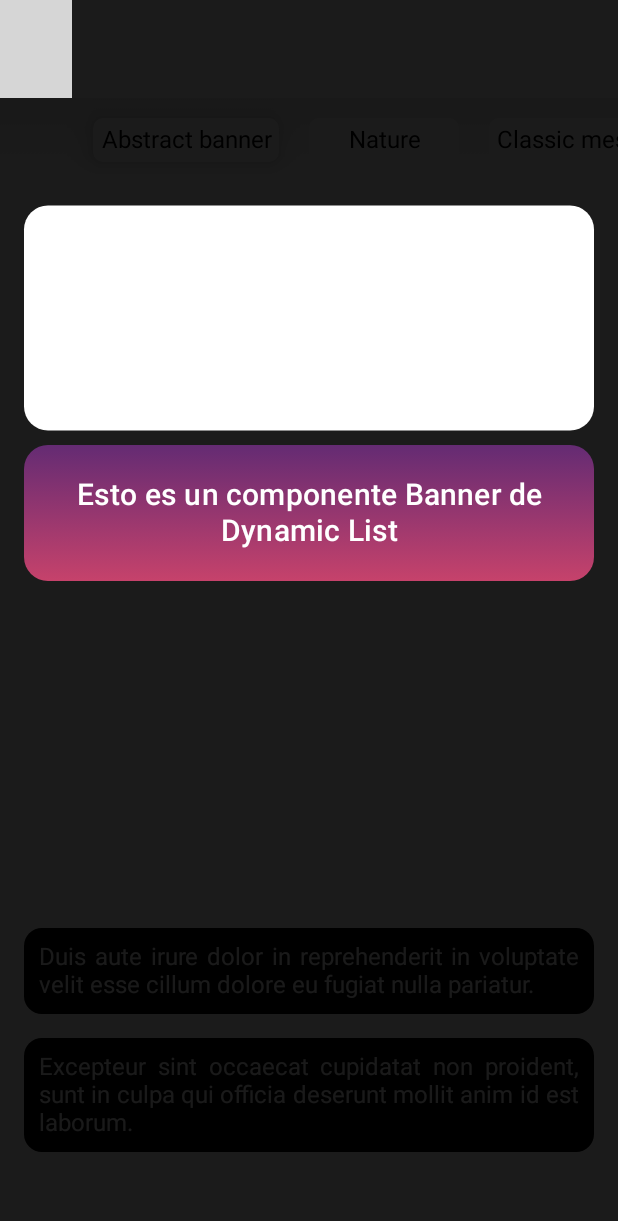
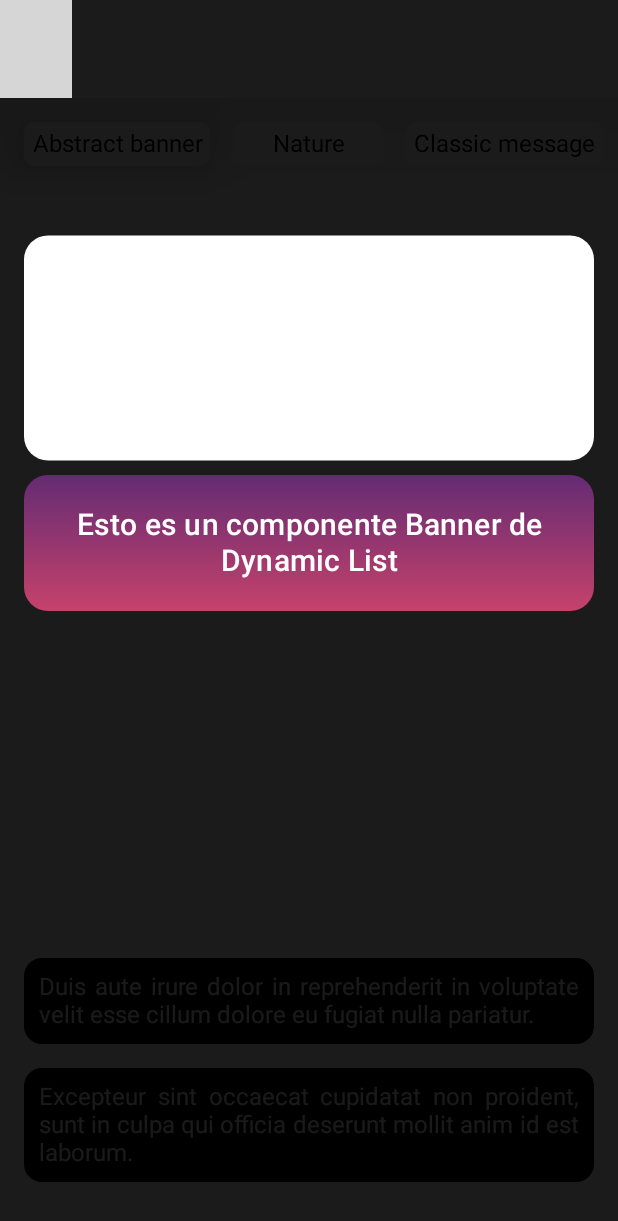
Before and after one commit to javierpe/ArtGallery, an Android app built with Jetpack Compose: the screen it shows after launch (MainActivity), on a phone screen of 412 x 824 dp. Shown: the top 1221 px of the screen. Run offline under Robolectric (Android 15) with nearby library versions, the phone set to English and light mode, and no system bars; our stand-ins replace Dagger/Hilt's generated code, Room's generated code, constraintlayout-compose, window size class; 1 statement that could not run was skipped; grey boxes are pictures that could not be loaded.

```diff
--- a/app/src/main/java/com/nucu/dynamiclistcompose/components/banner/BannerComponentView.kt
+++ b/app/src/main/java/com/nucu/dynamiclistcompose/components/banner/BannerComponentView.kt
@@ -71,6 +71,7 @@ fun BannerComponentView(
             model = ImageRequest.Builder(LocalContext.current)
                 .data(imageURL)
                 .crossfade(true)
+                .diskCacheKey(imageURL)
                 .build(),
             contentDescription = componentIndex.toString(),
             contentScale = ContentScale.Crop
--- a/app/src/main/java/com/nucu/dynamiclistcompose/components/bannerCarousel/BannerCarouselComponentView.kt
+++ b/app/src/main/java/com/nucu/dynamiclistcompose/components/bannerCarousel/BannerCarouselComponentView.kt
@@ -62,6 +62,7 @@ fun BannerCarouselComponentView(
                     model = ImageRequest.Builder(LocalContext.current)
                         .data(it.imageURL)
                         .crossfade(true)
+                        .diskCacheKey(it.imageURL)
                         .build(),
                     contentDescription = "",
                     contentScale = ContentScale.Crop
--- a/app/src/main/java/com/nucu/dynamiclistcompose/components/faces/FacesComponentView.kt
+++ b/app/src/main/java/com/nucu/dynamiclistcompose/components/faces/FacesComponentView.kt
@@ -4,7 +4,6 @@ import androidx.compose.foundation.layout.Arrangement
 import androidx.compose.foundation.layout.Column
 import androidx.compose.foundation.layout.PaddingValues
 import androidx.compose.foundation.layout.fillMaxWidth
-import androidx.compose.foundation.layout.padding
 import androidx.compose.foundation.layout.size
 import androidx.compose.foundation.layout.width
 import androidx.compose.foundation.lazy.LazyRow
@@ -57,6 +56,7 @@ fun FaceView(
             model = ImageRequest.Builder(LocalContext.current)
                 .data(imageUrl)
                 .crossfade(true)
+                .diskCacheKey(imageUrl)
                 .build(),
             contentDescription = "",
             contentScale = ContentScale.Crop
--- a/app/src/main/java/com/nucu/dynamiclistcompose/components/filters/FiltersComponentView.kt
+++ b/app/src/main/java/com/nucu/dynamiclistcompose/components/filters/FiltersComponentView.kt
@@ -5,20 +5,25 @@ import androidx.compose.animation.core.animateDpAsState
 import androidx.compose.animation.core.spring
 import androidx.compose.foundation.background
 import androidx.compose.foundation.clickable
+import androidx.compose.foundation.layout.Arrangement
+import androidx.compose.foundation.layout.PaddingValues
 import androidx.compose.foundation.layout.defaultMinSize
 import androidx.compose.foundation.layout.fillMaxWidth
 import androidx.compose.foundation.layout.height
 import androidx.compose.foundation.layout.padding
+import androidx.compose.foundation.lazy.LazyRow
+import androidx.compose.foundation.lazy.itemsIndexed
+import androidx.compose.foundation.lazy.rememberLazyListState
 import androidx.compose.foundation.shape.RoundedCornerShape
 import androidx.compose.material.Card
 import androidx.compose.material.MaterialTheme
-import androidx.compose.material.ScrollableTabRow
-import androidx.compose.material.Tab
 import androidx.compose.material.Text
 import androidx.compose.runtime.Composable
+import androidx.compose.runtime.SideEffect
 import androidx.compose.runtime.getValue
 import androidx.compose.runtime.mutableStateOf
 import androidx.compose.runtime.remember
+import androidx.compose.runtime.rememberCoroutineScope
 import androidx.compose.runtime.setValue
 import androidx.compose.ui.Modifier
 import androidx.compose.ui.draw.clipToBounds
@@ -29,6 +34,8 @@ import androidx.compose.ui.tooling.preview.Preview
 import androidx.compose.ui.unit.Dp
 import androidx.compose.ui.unit.dp
 import com.nucu.dynamiclistcompose.renders.base.RenderType
+import kotlinx.coroutines.launch
+
 
 @Composable
 fun FiltersComponentView(
@@ -37,14 +44,20 @@ fun FiltersComponentView(
 ) {
     var state by remember { mutableStateOf(0) }
 
-    ScrollableTabRow(
-        selectedTabIndex = state,
-        indicator = {
+    val listState = rememberLazyListState()
+    val coroutineScope = rememberCoroutineScope()
 
-        },
-        backgroundColor = Color.Transparent,
-        divider = { },
+    if (state >= 0) {
+        SideEffect {
+            coroutineScope.launch {
+                listState.animateScrollToItem(state)
+            }
+        }
+    }
+
+    LazyRow(
         modifier = Modifier
+            .fillMaxWidth()
             .background(
                 brush = Brush.verticalGradient(
                     colors = listOf(
@@ -52,16 +65,16 @@ fun FiltersComponentView(
                         Color.Transparent,
                     )
                 )
-            ).clipToBounds()
+            )
+            .height(75.dp)
+            .clipToBounds(),
+        horizontalArrangement = Arrangement.spacedBy(15.dp),
+        contentPadding = PaddingValues(horizontal = 16.dp, vertical = 16.dp),
+        state = listState
     ) {
-        data.forEachIndexed { index, item ->
-            Tab(
-                selected = false,
-                onClick = { },
-                modifier = Modifier
-                    .padding(horizontal = 10.dp)
-                    .height(55.dp)
-            ) {
+        itemsIndexed(
+            items = data,
+        ) {  index, item ->
             FilterItemComponent(
                 text = item.text,
                 isSelected = state == index
@@ -77,7 +90,6 @@ fun FiltersComponentView(
         }
     }
 }
-}
 
 @Composable
 fun FilterItemComponent(
@@ -87,14 +99,15 @@ fun FilterItemComponent(
 ) {
 
     val elevationAnimation: Dp by animateDpAsState(
-        if (isSelected) 10.dp else 0.dp,
+        if (isSelected) 20.dp else 0.dp,
         spring(stiffness = Spring.StiffnessLow)
     )
 
     Card(
         shape = RoundedCornerShape(7.dp),
         elevation = elevationAnimation,
-        modifier = Modifier.defaultMinSize(minWidth = 100.dp)
+        modifier = Modifier
+            .defaultMinSize(minWidth = 100.dp)
     ) {
         Text(
             text = text,
--- a/app/src/main/java/com/nucu/dynamiclistcompose/data/models/ContextType.kt
+++ b/app/src/main/java/com/nucu/dynamiclistcompose/data/models/ContextType.kt
@@ -2,5 +2,5 @@ package com.nucu.dynamiclistcompose.data.models
 
 enum class ContextType constructor(val source: String) {
     HOME("HOME"),
-    SCREEN_WITH_IMAGE("SCREEN_WITH_IMAGE")
+    BANNER_DETAIL("BANNER_DETAIL")
 }
--- a/app/src/main/java/com/nucu/dynamiclistcompose/factories/FiltersFactory.kt
+++ b/app/src/main/java/com/nucu/dynamiclistcompose/factories/FiltersFactory.kt
@@ -57,7 +57,7 @@ class FiltersFactory @Inject constructor(): DynamicListAdapterFactory {
         ) {
 
             val width = 130.dp
-            val height = 30.dp
+            val height = 40.dp
 
             Box(
                 modifier = Modifier
--- a/app/src/main/java/com/nucu/dynamiclistcompose/ui/components/DynamicListHeaderComponentView.kt
+++ b/app/src/main/java/com/nucu/dynamiclistcompose/ui/components/DynamicListHeaderComponentView.kt
@@ -34,14 +34,14 @@ fun DynamicListHeaderComponentView(
 ) {
     when (contextType) {
 
-        ContextType.HOME -> {
+        ContextType.BANNER_DETAIL -> {
             SimpleHeaderView(
                 title = title,
                 onBackPressed = onBackPressed
             )
         }
 
-        ContextType.SCREEN_WITH_IMAGE -> {
+        ContextType.HOME -> {
             HeaderWithImageView(
                 title = title,
                 bodyLazyListState = bodyLazyListState,
@@ -104,7 +104,7 @@ fun PreviewHeaderComponentView() {
     DynamicListComposeTheme {
         DynamicListHeaderComponentView(
             title = "Hello from the header view of DynamicList",
-            contextType = ContextType.SCREEN_WITH_IMAGE,
+            contextType = ContextType.HOME,
             rememberLazyListState()
         ) { }
     }
--- a/app/src/main/java/com/nucu/dynamiclistcompose/ui/examples/contents/BannerContent.kt
+++ b/app/src/main/java/com/nucu/dynamiclistcompose/ui/examples/contents/BannerContent.kt
@@ -36,6 +36,7 @@ fun BannerContent(
             model = ImageRequest.Builder(LocalContext.current)
                 .data(imageURL)
                 .crossfade(true)
+                .diskCacheKey(imageURL)
                 .build(),
             contentDescription = "",
             contentScale = ContentScale.Crop
@@ -57,7 +58,7 @@ fun BannerContent(
 
         DynamicListHeaderComponentView(
             title = "Esto es un banner",
-            contextType = ContextType.HOME,
+            contextType = ContextType.BANNER_DETAIL,
             onBackPressed = onBackPressed,
             bodyLazyListState = bodyLazyListState
         )
--- a/app/src/main/java/com/nucu/dynamiclistcompose/viewModels/MainViewModel.kt
+++ b/app/src/main/java/com/nucu/dynamiclistcompose/viewModels/MainViewModel.kt
@@ -8,7 +8,7 @@ import javax.inject.Inject
 @HiltViewModel
 class MainViewModel @Inject constructor(): ContextViewModel() {
 
-    override val context = ContextType.SCREEN_WITH_IMAGE
+    override val context = ContextType.HOME
 
     override val requestModel = DynamicListRequestModel(
         contextType = context
```
Lines whose indentation alone changed are shown as unchanged.
